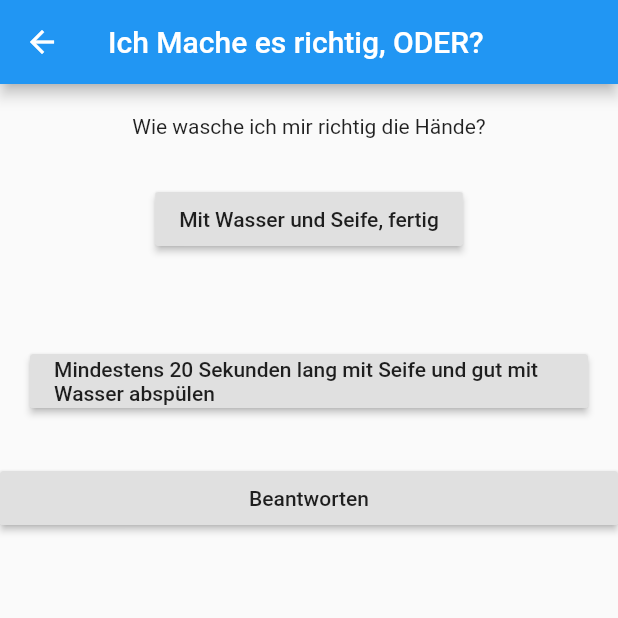
After one commit to suhrmann/Karlorona, a Flutter app: the screen it shows after launch, after a tap on "Go to Quiz!", on a phone screen of 412 x 824 dp, the top half of it. The commit adds this screen. Run offline on Flutter 3.47's test engine with Material 2 defaults, Android fonts, the phone set to English and light mode, and no system bars; our stand-ins replace audioplayers, sqflite; accounts and stored records are empty.

Commit message:
quiz-widget abstrahiert und state resets

```diff
--- a/assets/questions.json
+++ b/assets/questions.json
@@ -1,5 +1,5 @@
 {
-    "questiondata": [{
+    "init_quiz": [{
             "question": "Wie wasche ich mir richtig die Hände?",
             "answers": [
                 "Mit Wasser und Seife, fertig",
@@ -29,5 +29,16 @@
             "correct_answer_index": 3,
             "explanation": "Antwort d ist richtig! Durch den übermäßigen Konsum von gesättigten Fetten, Transfettsäuren, Zucker und Salz erhöht sich das Risiko in Bezug auf Übergewicht und Adipositas, Herz-Kreislauf-Erkrankungen, Diabetes und bestimmte Arten von Krebs."
         }
+    ],
+    "quiz_on_demand": [{
+            "question": "Wie niese und huste ich richtig?",
+            "answers": [
+                "In die Ellenbeuge",
+                "In die Hand"
+            ],
+            "correct_answer_index": 0,
+            "explanation": "Antwort a ist richtig! In der Ellenbeuge werden die Tröpfchen eher aufgehalten. Wenn du in die Hand niest, zerstäuben die Tröpfchen zu allen Seiten und treffen so potentiell auf deine Mitmenschen."
+        }
+
     ]
 }
--- a/lib/pages/init-quiz-page.dart
+++ b/lib/pages/init-quiz-page.dart
@@ -1,53 +1,14 @@
 import 'package:flutter/material.dart';
-import 'package:ich_mache_es_richtig_richtig_oder/scoped-model/main-model.dart';
-import 'package:scoped_model/scoped_model.dart';
-import '../quiz/question-page.dart';
-import 'dart:convert';
 
-class InitQuizPage extends StatefulWidget {
-  @override
-  _InitQuizPageState createState() => _InitQuizPageState();
-}
+import '../quiz/quiz-widget.dart';
 
-class _InitQuizPageState extends State<InitQuizPage> {
-  _buildQuestionFlow(Map<String, List<dynamic>> questiondata) {
-    List<QuestionPage> questionFlow = [];
-    questionFlow = questiondata['questiondata'].map((questionset) {
-      return QuestionPage(
-          question: questionset['question'],
-          answers: List.castFrom(questionset['answers']),
-          correctAnswerIndex: questionset['correct_answer_index']);
-    }).toList();
-    return questionFlow;
-  }
+class InitQuizPage extends StatelessWidget {
+  const InitQuizPage({Key key}) : super(key: key);
 
   @override
   Widget build(BuildContext context) {
-    Future<String> questions =
-        DefaultAssetBundle.of(context).loadString('assets/questions.json');
-    return FutureBuilder(
-      future: questions,
-      builder: (BuildContext context, AsyncSnapshot snapshot) {
-        if (snapshot.hasData) {
-          Map<String, List<dynamic>> decodedData =
-              Map<String, List<dynamic>>.from(json.decode(snapshot.data));
-          List<QuestionPage> questionFlow = _buildQuestionFlow(decodedData);
-          ScopedModel.of<MainModel>(context)
-              .updateQuestionFlowLength(questionFlow.length);
-          return Container(
-            child: ScopedModelDescendant<MainModel>(
-                builder: (BuildContext context, Widget child, MainModel model) {
-              return ListView(
-                children: <Widget>[
-                  questionFlow[model.currentQuizPage],
-                ],
-              );
-            }),
-          );
-        } else {
-          return Center(child: CircularProgressIndicator());
-        }
-      },
+    return QuizWidget(
+      datasetName: 'init_quiz',
     );
   }
 }
--- a/lib/quiz/answer.dart
+++ b/lib/quiz/answer.dart
@@ -52,8 +52,10 @@
             return RaisedButton(
               child: Text("Beantworten"),
               onPressed: () {
-                if (model.currentQuizPage + 1 < model.questionFlowLength)
+                if (model.currentQuizPage + 1 < model.questionFlowLength) {
+                  _selectedAnswer = null;
                   model.incrementCurrentQuizPage();
+                }
               },
             );
           }),
--- /dev/null
+++ b/lib/quiz/quiz-widget.dart
@@ -0,0 +1,63 @@
+import 'package:flutter/material.dart';
+import 'package:ich_mache_es_richtig_richtig_oder/scoped-model/main-model.dart';
+import 'package:scoped_model/scoped_model.dart';
+import '../quiz/question-page.dart';
+import 'dart:convert';
+
+class QuizWidget extends StatefulWidget {
+  String datasetName;
+
+  QuizWidget({this.datasetName});
+
+  @override
+  _QuizWidgetState createState() => _QuizWidgetState();
+}
+
+class _QuizWidgetState extends State<QuizWidget> {
+  @override
+  void initState() {
+    ScopedModel.of<MainModel>(context).resetCurrentQuizPage();
+    super.initState();
+  }
+
+  _buildQuestionFlow(Map<String, List<dynamic>> questiondata) {
+    List<QuestionPage> questionFlow = [];
+    questionFlow = questiondata[widget.datasetName].map((questionset) {
+      return QuestionPage(
+          question: questionset['question'],
+          answers: List.castFrom(questionset['answers']),
+          correctAnswerIndex: questionset['correct_answer_index']);
+    }).toList();
+    return questionFlow;
+  }
+
+  @override
+  Widget build(BuildContext context) {
+    Future<String> questions =
+        DefaultAssetBundle.of(context).loadString('assets/questions.json');
+    return FutureBuilder(
+      future: questions,
+      builder: (BuildContext context, AsyncSnapshot snapshot) {
+        if (snapshot.hasData) {
+          Map<String, List<dynamic>> decodedData =
+              Map<String, List<dynamic>>.from(json.decode(snapshot.data));
+          List<QuestionPage> questionFlow = _buildQuestionFlow(decodedData);
+          ScopedModel.of<MainModel>(context)
+              .updateQuestionFlowLength(questionFlow.length);
+          return Container(
+            child: ScopedModelDescendant<MainModel>(
+                builder: (BuildContext context, Widget child, MainModel model) {
+              return ListView(
+                children: <Widget>[
+                  questionFlow[model.currentQuizPage],
+                ],
+              );
+            }),
+          );
+        } else {
+          return Center(child: CircularProgressIndicator());
+        }
+      },
+    );
+  }
+}
--- a/lib/scoped-model/quiz-model.dart
+++ b/lib/scoped-model/quiz-model.dart
@@ -20,6 +20,7 @@
 
   resetCurrentQuizPage() {
     _currentQuizPage = 0;
+    _questionFlowLength = null;
     notifyListeners();
   }
 
```
